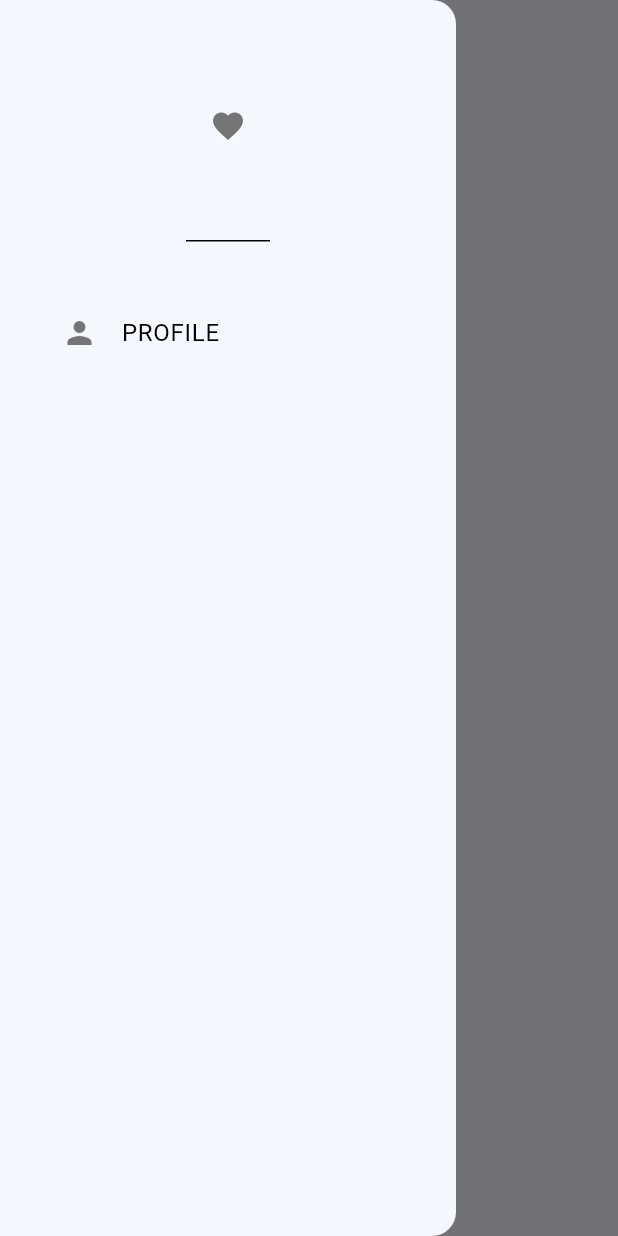
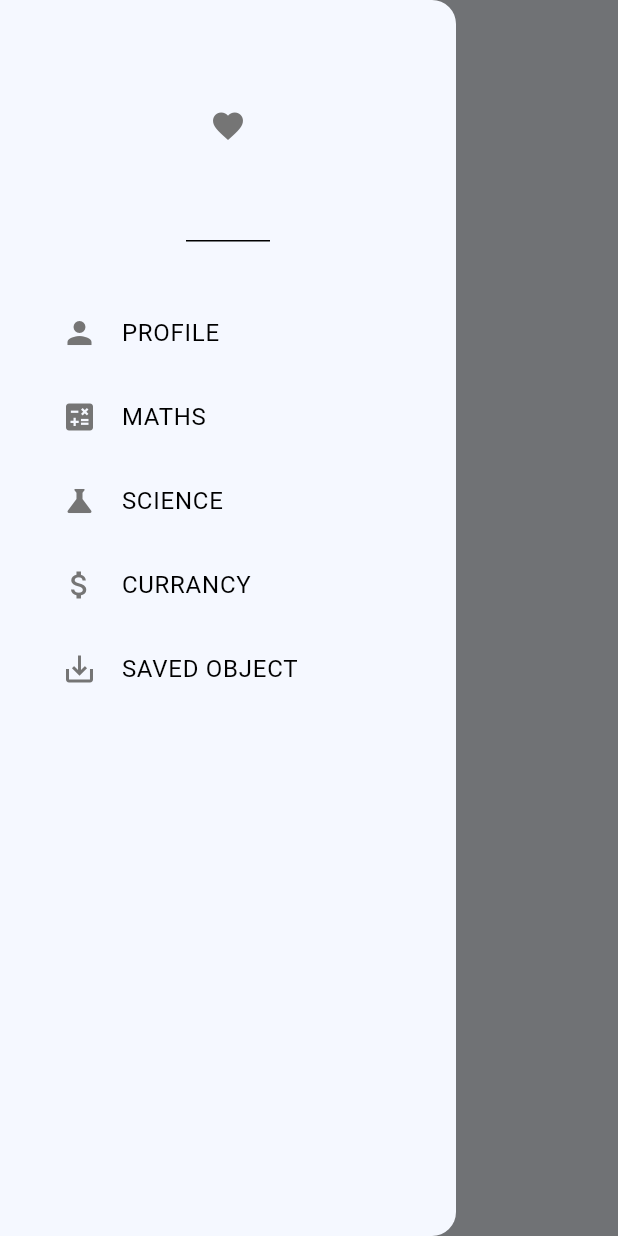
Before and after one commit to inupaUdara/Flutter-Education-app-SPM, a Flutter app: the screen it shows once a user with an empty profile is signed in, in the side drawer, after a tap on the "mic none" icon, on a phone screen of 412 x 824 dp. Run offline on Flutter 3.47's test engine with Material 3 defaults, Android fonts, the phone set to English and light mode, and no system bars; our stand-ins replace camera, cloud_firestore, firebase_auth, firebase_core, flutter_secure_storage, flutter_tts and 2 more; missing offline and left inert: flutter_tflite; accounts and stored records are empty; network calls fail.

Commit message:
math object part

```diff
--- /dev/null
+++ b/assets/model1/labels.txt
@@ -0,0 +1,4 @@
+0 circle
+1 rectangle
+2 square
+3 triangle
--- a/lib/component/button.dart
+++ b/lib/component/button.dart
@@ -3,6 +3,7 @@ import 'package:flutter/material.dart';
 class CustomButton extends StatelessWidget {
   final String text;
   final void Function()? ontap;
+
   const CustomButton({
     super.key,
     required this.text,
@@ -11,21 +12,32 @@ class CustomButton extends StatelessWidget {
 
   @override
   Widget build(BuildContext context) {
+    // Get the screen size
+    final screenWidth = MediaQuery.of(context).size.width;
+    final screenHeight = MediaQuery.of(context).size.height;
+
     return GestureDetector(
       onTap: ontap,
       child: Container(
+        width: screenWidth * 0.8, // Set width relative to screen width (80%)
+        padding: EdgeInsets.symmetric(
+          vertical:
+              screenHeight * 0.02, // Vertical padding is 2% of screen height
+          horizontal:
+              screenWidth * 0.04, // Horizontal padding is 4% of screen width
+        ),
         decoration: BoxDecoration(
           color: Theme.of(context).colorScheme.primary,
           borderRadius: BorderRadius.circular(12),
         ),
-        padding: const EdgeInsets.all(25),
         child: Center(
           child: Text(
             text,
-            style: const TextStyle(
+            style: TextStyle(
               color: Colors.white,
               fontWeight: FontWeight.bold,
-              fontSize: 16,
+              fontSize:
+                  screenWidth * 0.045, // Font size is 4.5% of screen width
             ),
           ),
         ),
--- a/lib/component/drawer.dart
+++ b/lib/component/drawer.dart
@@ -1,8 +1,6 @@
 import 'package:firebase_auth/firebase_auth.dart';
 import 'package:flutter/material.dart';
 import 'package:spm_project/auth/auth.dart';
-import 'package:speech_to_text/speech_to_text.dart';
-import 'package:flutter_tts/flutter_tts.dart';
 
 class CustomDrawer extends StatefulWidget {
   const CustomDrawer({super.key});
@@ -20,87 +18,6 @@ class CustomDrawer extends StatefulWidget {
 }
 
 class _CustomDrawerState extends State<CustomDrawer> {
-  final SpeechToText _speechToText = SpeechToText();
-  final FlutterTts _flutterTts = FlutterTts();
-  bool _speechEnabled = false;
-  String _command = '';
-
-  final List<Map> _voices = [];
-  Map? _currentVoice;
-
-  int? _currentWordStart, _currentWordEnd;
-
-  @override
-  void initState() {
-    super.initState();
-    _initSpeech();
-  }
-
-  void _initSpeech() async {
-    _speechEnabled = await _speechToText.initialize();
-    setState(() {});
-  }
-
-  void _startListening() async {
-    await _speechToText.listen(onResult: (result) {
-      setState(() {
-        _command = result.recognizedWords;
-        _navigateBasedOnCommand(_command.toLowerCase());
-      });
-    });
-    setState(() {
-      _speechEnabled = true;
-    });
-  }
-
-  void _stopListening() async {
-    await _speechToText.stop();
-    setState(() {
-      _speechEnabled = false;
-    });
-  }
-
-  void _navigateBasedOnCommand(String command) {
-    if (command.contains('home')) {
-      Navigator.pushNamed(context, '/home_page');
-      _speak("Navigating to Home Page");
-    } else if (command.contains('profile')) {
-      Navigator.pushNamed(context, '/profile_page');
-      _speak("Navigating to Profile Page");
-    } else if (command.contains('logout')) {
-      widget.logout(context);
-      _speak("Logging out");
-    } else {
-      _speak("Command not recognized");
-    }
-
-    print(_command);
-  }
-
-  void _speak(String text) async {
-    if (text.isNotEmpty) {
-      // Stop any previous speech
-      await _flutterTts.stop();
-
-      // Optionally set other properties before speaking
-      await _flutterTts.setLanguage("en-US");
-      await _flutterTts.setSpeechRate(0.5); // Speed control
-      await _flutterTts.setVolume(1.0); // Volume control
-      await _flutterTts.setPitch(1.0); // Pitch control
-
-      // Speak the text
-      int result = await _flutterTts.speak(text);
-
-      if (result == 1) {
-        print("Speech started");
-      } else {
-        print("Speech failed");
-      }
-    } else {
-      print("No text to speak");
-    }
-  }
-
   @override
   Widget build(BuildContext context) {
     return Drawer(
@@ -156,6 +73,58 @@ class _CustomDrawerState extends State<CustomDrawer> {
               //     onTap: _speechEnabled ? _startListening : _stopListening,
               //   ),
               // ),
+              Padding(
+                padding: const EdgeInsets.only(left: 25.0),
+                child: ListTile(
+                  leading: Icon(
+                    Icons.calculate,
+                    color: Theme.of(context).colorScheme.inversePrimary,
+                  ),
+                  title: const Text("MATHS"),
+                  onTap: () {
+                    Navigator.pushNamed(context, '/maths_obj');
+                  },
+                ),
+              ),
+              Padding(
+                padding: const EdgeInsets.only(left: 25.0),
+                child: ListTile(
+                  leading: Icon(
+                    Icons.science,
+                    color: Theme.of(context).colorScheme.inversePrimary,
+                  ),
+                  title: const Text("SCIENCE"),
+                  onTap: () {
+                    Navigator.pushNamed(context, '/science_obj');
+                  },
+                ),
+              ),
+              Padding(
+                padding: const EdgeInsets.only(left: 25.0),
+                child: ListTile(
+                  leading: Icon(
+                    Icons.attach_money,
+                    color: Theme.of(context).colorScheme.inversePrimary,
+                  ),
+                  title: const Text("CURRANCY"),
+                  onTap: () {
+                    Navigator.pushNamed(context, '/currancy_obj');
+                  },
+                ),
+              ),
+              Padding(
+                padding: const EdgeInsets.only(left: 25.0),
+                child: ListTile(
+                  leading: Icon(
+                    Icons.save_alt,
+                    color: Theme.of(context).colorScheme.inversePrimary,
+                  ),
+                  title: const Text("SAVED OBJECT"),
+                  onTap: () {
+                    Navigator.pushNamed(context, '/display_shape_obj');
+                  },
+                ),
+              ),
             ],
           ),
         ],
--- a/lib/component/voice.dart
+++ b/lib/component/voice.dart
@@ -69,6 +69,18 @@ class _SpeechButtonState extends State<SpeechButton> {
     if (command.contains('home')) {
       Navigator.pushNamed(context, '/home_page');
       // _speak("Navigating to Home Page");
+    } else if (command.contains('math')) {
+      Navigator.pushNamed(context, '/maths_obj');
+      _speak("Navigating to Maths Object Page");
+    } else if (command.contains('science')) {
+      Navigator.pushNamed(context, '/science_obj');
+      _speak("Navigating to Science Object Page");
+    } else if (command.contains('currency')) {
+      Navigator.pushNamed(context, '/currancy_obj');
+      _speak("Navigating to Currency Object Page");
+    } else if (command.contains('save')) {
+      Navigator.pushNamed(context, '/display_shape_obj');
+      _speak("Navigating to Object Save Page");
     } else if (command.contains('profile')) {
       Navigator.pushNamed(context, '/profile_page');
       _speak("Navigating to Profile Page");
--- a/lib/main.dart
+++ b/lib/main.dart
@@ -4,6 +4,10 @@ import 'package:spm_project/auth/auth.dart';
 import 'package:spm_project/auth/loginOrRegister.dart';
 import 'package:spm_project/firebase_options.dart';
 import 'package:spm_project/pages/home.dart';
+import 'package:spm_project/pages/objects_detection/currency_obj.dart';
+import 'package:spm_project/pages/objects_detection/display_shape.dart';
+import 'package:spm_project/pages/objects_detection/math_object.dart';
+import 'package:spm_project/pages/objects_detection/science_obj.dart';
 import 'package:spm_project/pages/profile.dart';
 import 'package:spm_project/theme/colors.dart';
 
@@ -26,6 +30,10 @@ class MyApp extends StatelessWidget {
         '/login_register_page': (context) => const LoginOrRegister(),
         '/home_page': (context) => const HomePage(),
         '/profile_page': (context) => const ProfilePage(),
+        '/maths_obj': (context) => const MathsObj(),
+        '/science_obj': (context) => const ScienceObj(),
+        '/currancy_obj': (context) => const CurrancyObj(),
+        '/display_shape_obj': (context) => const DisplayShapes(),
       },
     );
   }
```
Also changed, not shown: lib/helper/camera_helper.dart (added, +72 -0 lines), lib/pages/objects_detection/currency_obj.dart (added, +29 -0 lines), lib/pages/objects_detection/display_shape.dart (added, +29 -0 lines), lib/pages/objects_detection/math_object.dart (added, +135 -0 lines), lib/pages/objects_detection/science_obj.dart (added, +29 -0 lines), pubspec.yaml (+8 -2 lines), pubspec.lock, 1 other file.
